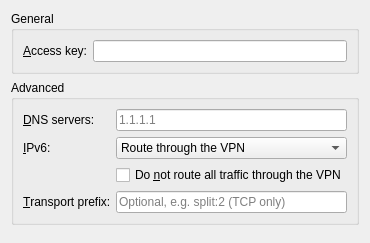
Before: the Qt Designer form plasma/src/outlinewidget.ui in alexcrack/network-manager-outline, drawn with Qt 5.
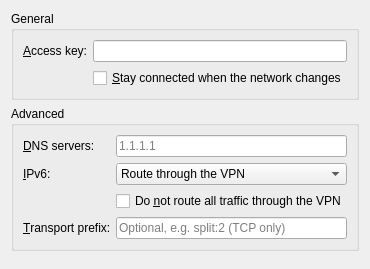
After: the same form once the commit is applied. Custom widgets are drawn as their Qt base class.

Commit message: Stay connected when the network changes

What changed in the file:
```diff
--- a/plasma/src/outlinewidget.ui
+++ b/plasma/src/outlinewidget.ui
@@ -18,6 +18,12 @@
         <property name="toolTip"><string>The ss://… or ssconf://… key from your Outline provider</string></property>
        </widget>
       </item>
+      <item row="1" column="1">
+       <widget class="QCheckBox" name="persistent">
+        <property name="text"><string>&amp;Stay connected when the network changes</string></property>
+        <property name="toolTip"><string>Keep the VPN up while switching networks or reconnecting Wi-Fi, instead of disconnecting it. Traffic is held back until the new network is up, so nothing leaks outside the VPN.</string></property>
+       </widget>
+      </item>
      </layout>
     </widget>
    </item>
```
The commit also changes 14 other files.
